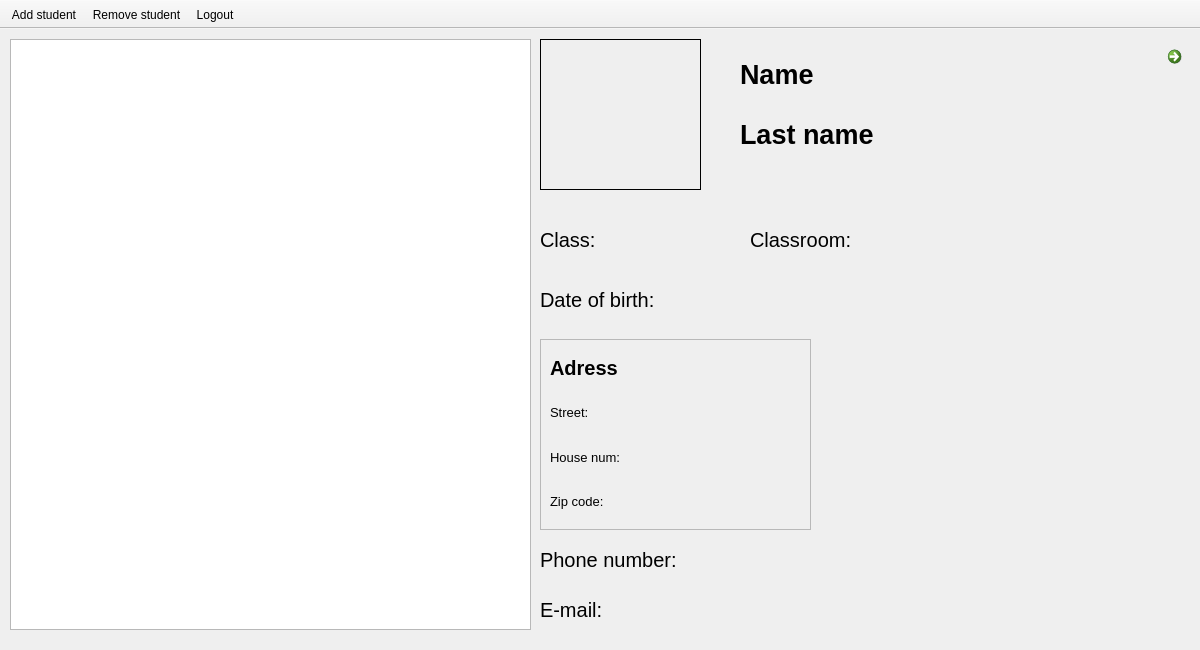
Raptr3x/School-student-managment-system, file listwindow.ui: the form before one commit.
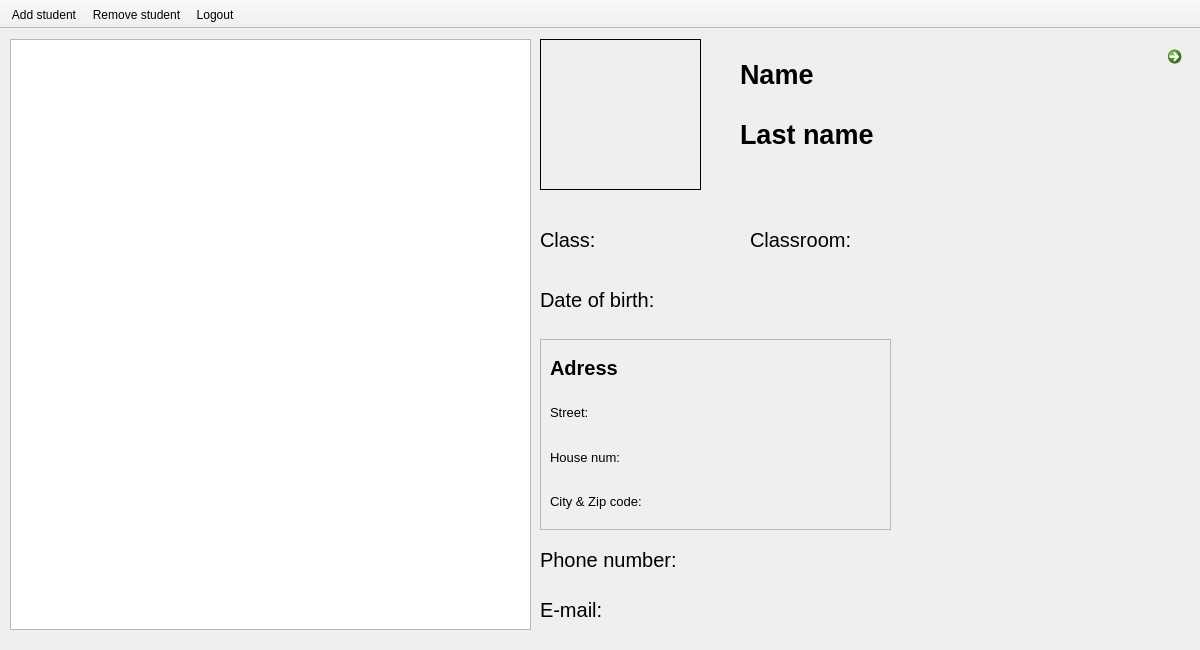
The form after the commit. Icons and pictures are not drawn.

```diff
--- a/listwindow.ui
+++ b/listwindow.ui
@@ -195,7 +195,7 @@
      <rect>
       <x>540</x>
       <y>310</y>
-      <width>271</width>
+      <width>351</width>
       <height>191</height>
      </rect>
     </property>
@@ -216,7 +216,7 @@
       <rect>
        <x>10</x>
        <y>10</y>
-       <width>251</width>
+       <width>331</width>
        <height>171</height>
       </rect>
      </property>
@@ -325,7 +325,7 @@
            </font>
           </property>
           <property name="text">
-           <string>Zip code:</string>
+           <string>City &amp; Zip code:</string>
           </property>
          </widget>
         </item>
@@ -405,7 +405,7 @@
      <rect>
       <x>540</x>
       <y>510</y>
-      <width>491</width>
+      <width>651</width>
       <height>41</height>
      </rect>
     </property>
@@ -432,7 +432,7 @@
        </property>
        <property name="font">
         <font>
-         <pointsize>15</pointsize>
+         <pointsize>14</pointsize>
         </font>
        </property>
        <property name="text">
@@ -462,7 +462,7 @@
      <rect>
       <x>540</x>
       <y>560</y>
-      <width>491</width>
+      <width>651</width>
       <height>41</height>
      </rect>
     </property>
```
